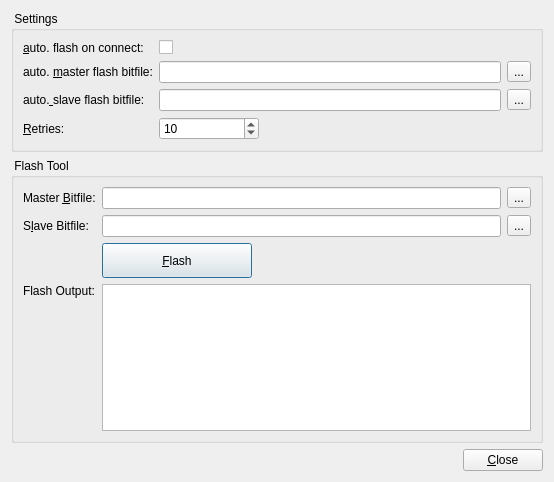
This is plugins/cam_rh2v2/qfradhard2flashtool.ui in jkriege2/QuickFit3 as Qt 5 draws it before an edit. The edited form follows.
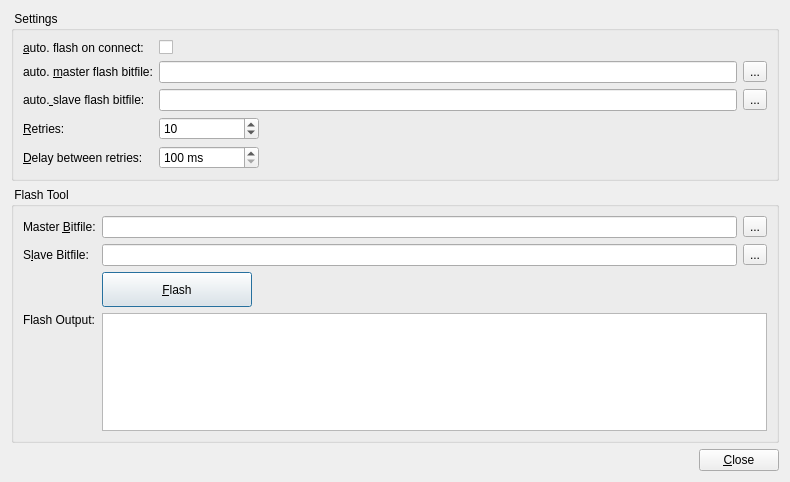
This is the edited form. Icons and pictures are not drawn.

```diff
--- a/plugins/cam_rh2v2/qfradhard2flashtool.ui
+++ b/plugins/cam_rh2v2/qfradhard2flashtool.ui
@@ -6,7 +6,7 @@
    <rect>
     <x>0</x>
     <y>0</y>
-    <width>554</width>
+    <width>790</width>
     <height>482</height>
    </rect>
   </property>
@@ -135,6 +135,41 @@
         </property>
        </widget>
       </item>
+      <item row="4" column="0">
+       <widget class="QLabel" name="label_8">
+        <property name="text">
+         <string>&amp;Delay between retries:</string>
+        </property>
+        <property name="buddy">
+         <cstring>spinRetryDelay</cstring>
+        </property>
+       </widget>
+      </item>
+      <item row="4" column="1">
+       <widget class="QSpinBox" name="spinRetryDelay">
+        <property name="maximumSize">
+         <size>
+          <width>100</width>
+          <height>16777215</height>
+         </size>
+        </property>
+        <property name="suffix">
+         <string> ms</string>
+        </property>
+        <property name="minimum">
+         <number>100</number>
+        </property>
+        <property name="maximum">
+         <number>10000</number>
+        </property>
+        <property name="singleStep">
+         <number>100</number>
+        </property>
+        <property name="value">
+         <number>100</number>
+        </property>
+       </widget>
+      </item>
      </layout>
     </widget>
    </item>
```
Left out of the diff: 7 changed lines with no effect on the pictures.
